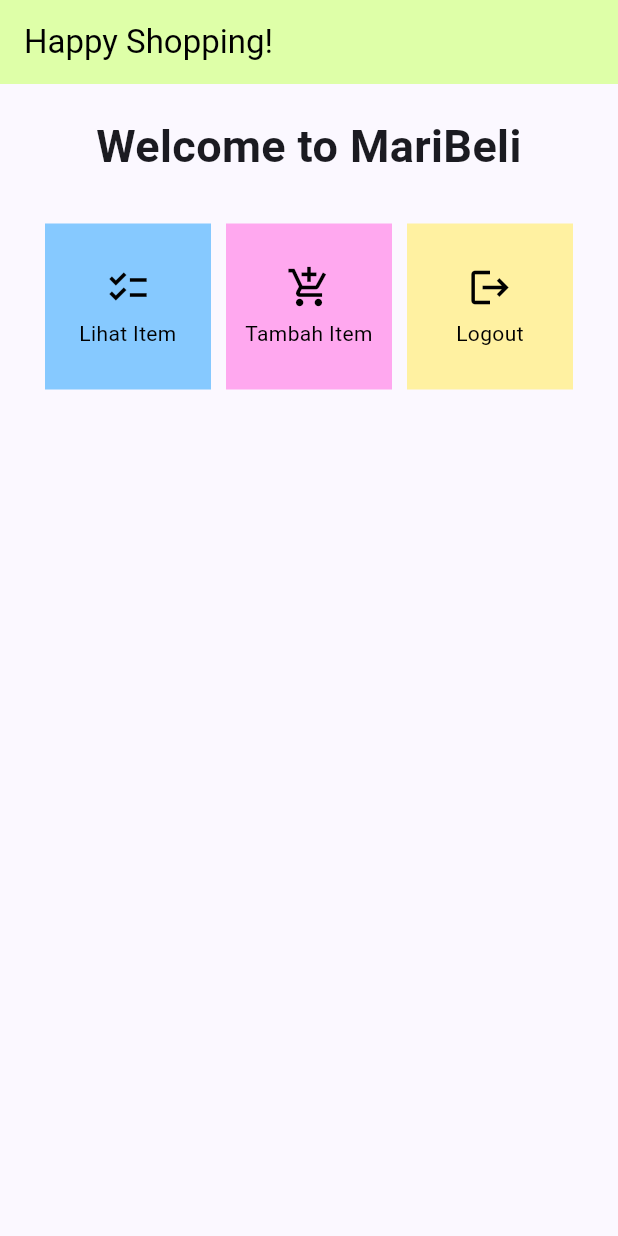
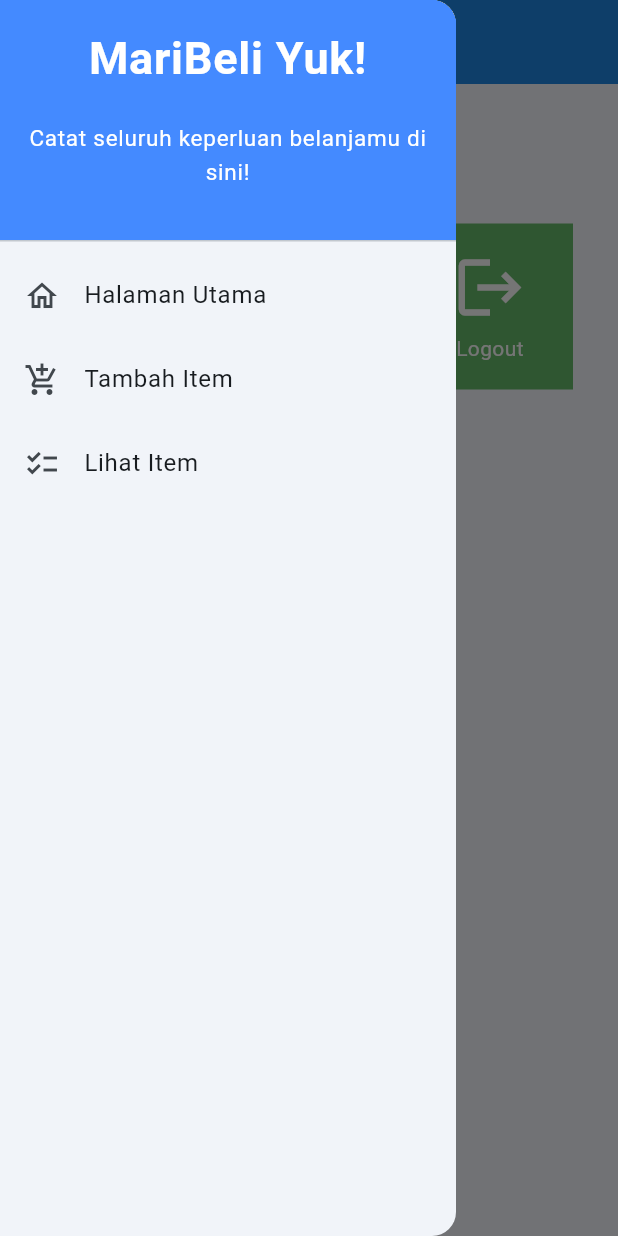
Before and after one commit to chikamarsyaa/mari-beli-mobile, a Flutter app: the screen it shows after launch, with the side drawer open (before the commit the screen has no drawer), on a phone screen of 412 x 824 dp. Run offline on Flutter 3.47's test engine with Material 2 defaults, Android fonts, the phone set to English and light mode, and no system bars; Roboto replaces fonts that are missing (Poppins).

Commit message:
Menyelesaikan Tugas 8

```diff
--- a/maribeli/lib/main.dart
+++ b/maribeli/lib/main.dart
@@ -1,5 +1,5 @@
 import 'package:flutter/material.dart';
-import 'package:maribeli/menu.dart';
+import 'package:maribeli/screens/menu.dart';
 
 void main() {
   runApp(const MyApp());
@@ -12,7 +12,7 @@
   @override
   Widget build(BuildContext context) {
     return MaterialApp(
-      title: 'Flutter Demo',
+      title: 'MariBeli',
       theme: ThemeData(
         // This is the theme of your application.
         //
@@ -29,7 +29,7 @@
         //
         // This works for code too, not just values: Most code changes can be
         // tested with just a hot reload.
-        colorScheme: ColorScheme.fromSeed(seedColor: Colors.indigo),
+        colorScheme: ColorScheme.fromSeed(seedColor: Colors.blue.shade200),
         useMaterial3: true,
       ),
       home: MyHomePage(),
--- a/maribeli/lib/menu.dart
+++ b/maribeli/lib/screens/menu.dart
@@ -1,19 +1,26 @@
 import 'package:flutter/material.dart';
+import 'package:maribeli/widgets/left_drawer.dart';
+import 'package:maribeli/widgets/shop_card.dart';
+
+class ShopItem {
+  final String name;
+  final IconData icon;
+
+  ShopItem(this.name, this.icon);
+}
 
 class MyHomePage extends StatelessWidget {
   MyHomePage({Key? key}) : super(key: key);
 
-  final List<InventItem> items = [
-  InventItem("Lihat Item", Icons.checklist, const Color.fromARGB(255, 134, 201, 255)), // Contoh warna biru
-  InventItem("Tambah Item", Icons.add_shopping_cart, Color.fromARGB(255, 255, 168, 239)), // Contoh warna hijau
-  InventItem("Logout", Icons.logout, Color.fromARGB(255, 255, 241, 161)), // Contoh warna merah
-];
-
+  final List<ShopItem> items = [
+    ShopItem("Lihat Item", Icons.checklist),
+    ShopItem("Tambah Item", Icons.add_shopping_cart),
+    ShopItem("Logout", Icons.logout),
+  ];
 
   // This widget is the home page of your application. It is stateful, meaning
   // that it has a State object (defined below) that contains fields that affect
   // how it looks.
-
   // This class is the configuration for the state. It holds the values (in this
   // case the title) provided by the parent (in this case the App widget) and
   // used by the build method of the State. Fields in a Widget subclass are
@@ -30,12 +37,13 @@
     return Scaffold(
       appBar: AppBar(
         title: const Text(
-          'Happy Shopping!',
+          'MariBeli Yuk!',
 
         ),
-        backgroundColor: Color.fromARGB(255, 222, 255, 168),
-        foregroundColor: const Color.fromARGB(255, 0, 0, 0),
+        backgroundColor: Colors.blue.shade600,
+        foregroundColor: Colors.white,
       ),
+      drawer: const LeftDrawer(),
       body: SingleChildScrollView(
         // Widget wrapper yang dapat discroll
         child: Padding(
@@ -47,10 +55,9 @@
                 padding: EdgeInsets.only(top: 10.0, bottom: 10.0),
                 // Widget Text untuk menampilkan tulisan dengan alignment center dan style yang sesuai
                 child: Text(
-                  'Welcome to MariBeli', // Text yang menandakan toko
+                  'MariBeli Yuk!', // Text yang menandakan toko
                   textAlign: TextAlign.center,
                   style: TextStyle(
-                    fontFamily: 'Poppins',
                     fontSize: 30,
                     fontWeight: FontWeight.bold,
                   ),
@@ -65,9 +72,9 @@
                 mainAxisSpacing: 10,
                 crossAxisCount: 3,
                 shrinkWrap: true,
-                children: items.map((InventItem item) {
+                children: items.map((ShopItem item) {
                   // Iterasi untuk setiap item
-                  return InventCard(item);
+                  return ShopCard(item);
                 }).toList(),
               ),
             ],
@@ -77,57 +84,3 @@
     );
   }
 }
-
-class InventCard extends StatelessWidget {
-  final InventItem item;
-
-  const InventCard(this.item, {super.key}); // Constructor
-
-  @override
-  Widget build(BuildContext context) {
-    return Material(
-      color: item.color, // Menggunakan warna dari properti item
-      child: InkWell(
-        // Area responsive terhadap sentuhan
-        onTap: () {
-          // Memunculkan SnackBar ketika diklik
-          ScaffoldMessenger.of(context)
-            ..hideCurrentSnackBar()
-            ..showSnackBar(SnackBar(
-                content: Text("Kamu telah menekan tombol ${item.name}!")));
-        },
-        child: Container(
-          // Container untuk menyimpan Icon dan Text
-          padding: const EdgeInsets.all(8),
-          child: Center(
-            child: Column(
-              mainAxisAlignment: MainAxisAlignment.center,
-              children: [
-                Icon(
-                  item.icon,
-                  color: Colors.black,
-                  size: 30.0,
-                ),
-                const Padding(padding: EdgeInsets.all(3)),
-                Text(
-                  item.name,
-                  textAlign: TextAlign.center,
-                  style: const TextStyle(color: Colors.black),
-                ),
-              ],
-            ),
-          ),
-        ),
-      ),
-    );
-  }
-}
-
-
-class InventItem {
-  final String name;
-  final IconData icon;
-  final Color color; // Tambah properti warna
-
-  InventItem(this.name, this.icon, this.color);
-}
--- /dev/null
+++ b/maribeli/lib/widgets/left_drawer.dart
@@ -0,0 +1,82 @@
+import 'package:flutter/material.dart';
+import 'package:maribeli/screens/menu.dart';
+import 'package:maribeli/screens/shoplist_form.dart';
+import 'package:maribeli/screens/item.dart';
+
+class LeftDrawer extends StatelessWidget {
+  const LeftDrawer({super.key});
+
+  @override
+  Widget build(BuildContext context) {
+    return Drawer(
+      child: ListView(
+        children: [
+          const DrawerHeader(
+            decoration: BoxDecoration(
+              color: Colors.blueAccent,
+            ),
+            child: Column(
+              children: [
+                Text(
+                  'MariBeli Yuk!',
+                  textAlign: TextAlign.center,
+                  style: TextStyle(
+                    fontSize: 30,
+                    fontWeight: FontWeight.bold,
+                    color: Colors.white,
+                  ),
+                ),
+                Padding(padding: EdgeInsets.all(10)),
+                Text("Catat seluruh keperluan belanjamu di sini!",
+                  textAlign: TextAlign.center,
+                  style: TextStyle(
+                    fontSize: 15,
+                    color: Colors.white,
+                    fontWeight: FontWeight.normal,
+                  ),
+                ),
+              ],
+            ),
+          ),
+          ListTile(
+            leading: const Icon(Icons.home_outlined),
+            title: const Text('Halaman Utama'),
+            // Bagian redirection ke MyHomePage
+            onTap: () {
+              Navigator.pushReplacement(
+                  context,
+                  MaterialPageRoute(
+                    builder: (context) => MyHomePage(),
+                  ));
+            },
+          ),
+          ListTile(
+            leading: const Icon(Icons.add_shopping_cart),
+            title: const Text('Tambah Item'),
+            onTap: () {
+              Navigator.pop(context);
+              Navigator.push(
+                context,
+                MaterialPageRoute(
+                  builder: (context) => const ShopFormPage(),
+                ));
+            },
+          ),
+          ListTile(
+            leading: const Icon(Icons.checklist),
+            title: const Text('Lihat Item'),
+            onTap: () {
+              Navigator.pop(context);
+              Navigator.push(
+                context,
+                MaterialPageRoute(
+                  builder: (context) => const ProductListPage(),
+                ),
+              );
+            },
+          ),
+        ],
+      ),
+    );
+  }
+}
--- /dev/null
+++ b/maribeli/lib/widgets/shop_card.dart
@@ -0,0 +1,67 @@
+import 'package:flutter/material.dart';
+import 'package:maribeli/screens/menu.dart';
+import 'package:maribeli/screens/shoplist_form.dart';
+import 'package:maribeli/screens/item.dart';
+
+class ShopCard extends StatelessWidget {
+  final ShopItem item;
+
+  const ShopCard(this.item, {Key? key}) : super(key: key);
+
+  @override
+  Widget build(BuildContext context) {
+    Color cardColor; // Variabel untuk menentukan warna latar belakang
+
+    // Menentukan warna berdasarkan nama item
+    if (item.name == "Lihat Item") {
+      cardColor = Colors.blue.shade400; // Warna untuk "Lihat Item"
+    } else if (item.name == "Tambah Item") {
+      cardColor = Colors.pink.shade300; // Warna untuk "Tambah Item"
+    } else if (item.name == "Logout") {
+      cardColor = Colors.green.shade400; // Warna untuk "Logout"
+    } else {
+      cardColor = Colors.indigo; // Warna default jika tidak ada yang cocok
+    }
+
+    return Material(
+      color: cardColor, // Menggunakan warna yang telah ditentukan
+      child: InkWell(
+        onTap: () {
+          ScaffoldMessenger.of(context)
+            ..hideCurrentSnackBar()
+            ..showSnackBar(SnackBar(
+                content: Text("Kamu telah menekan tombol ${item.name}!")));
+
+            if (item.name == "Tambah Item") {
+              Navigator.push(context,
+                  MaterialPageRoute(builder: (context) => const ShopFormPage()));
+            } else if (item.name == "Lihat Item") {
+              Navigator.push(context,
+                  MaterialPageRoute(builder: (context) => const ProductListPage()));
+            }
+        },
+        child: Container(
+          padding: const EdgeInsets.all(8),
+          child: Center(
+            child: Column(
+              mainAxisAlignment: MainAxisAlignment.center,
+              children: [
+                Icon(
+                  item.icon,
+                  color: Colors.white,
+                  size: 50.0,
+                ),
+                const Padding(padding: EdgeInsets.all(3)),
+                Text(
+                  item.name,
+                  textAlign: TextAlign.center,
+                  style: const TextStyle(color: Colors.white),
+                ),
+              ],
+            ),
+          ),
+        ),
+      ),
+    );
+  }
+}
```
Also changed, not shown: maribeli/lib/screens/item.dart (added, +64 -0 lines), maribeli/lib/screens/shoplist_form.dart (added, +186 -0 lines), 1 other file.
